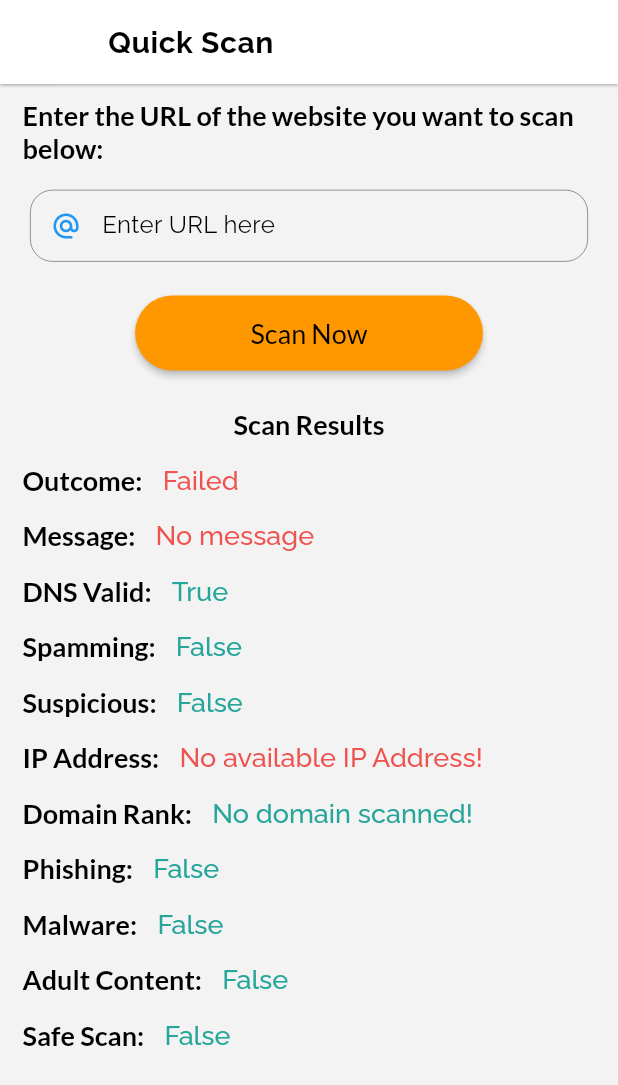
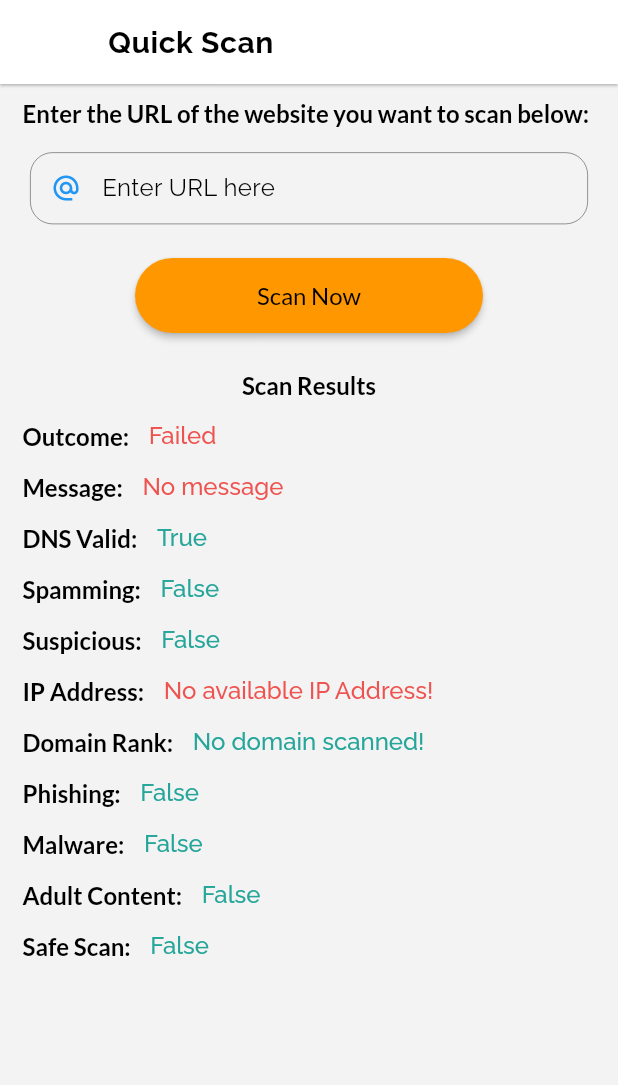
Before and after one commit to georonathan47/URL, a Flutter app: the QuickScan screen opened directly, on a phone screen of 412 x 824 dp. Shown: the top 1085 px of the screen. Run offline on Flutter 3.47's test engine with Material 2 defaults, Android fonts, the phone set to English and light mode, and no system bars; our stand-ins replace bloc, equatable, google_fonts, lottie, salomon_bottom_bar; missing offline and left inert: auth0_flutter.

```diff
--- a/lib/features/Index/presentation/pages/QuickScan.dart
+++ b/lib/features/Index/presentation/pages/QuickScan.dart
@@ -41,7 +41,7 @@ class _QuickScanState extends State<QuickScan> {
           emphasisText(
             'Enter the URL of the website you want to scan below:',
             fontWeight: FontWeight.w600,
-            size: 18,
+            size: 16,
           ),
           addVertical(15),
           buildTextField(
@@ -63,7 +63,9 @@ class _QuickScanState extends State<QuickScan> {
                   shape: const StadiumBorder(),
                 ),
                 onPressed: () async {
+
                   dynamic result = await Api().scan(addressController.text);
+
                   print(result);
 
                   setState(() {
@@ -99,21 +101,21 @@ class _QuickScanState extends State<QuickScan> {
                   }
                   loading = false;
                 },
-                child: subText('Scan Now', size: 18),
+                child: subText('Scan Now', size: 16),
               ),
             ),
           ),
           addVertical(25),
-          Center(child: emphasisText('Scan Results', fontWeight: FontWeight.w600, size: 18)),
+          Center(child: emphasisText('Scan Results', fontWeight: FontWeight.w600, size: 16)),
           addVertical(15),
           Row(
             children: [
-              emphasisText('Outcome: ', fontWeight: FontWeight.w600, size: 18),
+              emphasisText('Outcome: ', fontWeight: FontWeight.w600, size: 16),
               addHorizontal(10),
               subTextRaleway(
                 success == false ? "Failed" : "Successful",
                 color: success == true ? successful[400] : error[400],
-                size: 18,
+                size: 16,
               ),
             ],
           ),
@@ -121,14 +123,14 @@ class _QuickScanState extends State<QuickScan> {
           Row(
             mainAxisAlignment: MainAxisAlignment.start,
             children: [
-              emphasisText('Message: ', fontWeight: FontWeight.w600, size: 18),
+              emphasisText('Message: ', fontWeight: FontWeight.w600, size: 16),
               addHorizontal(10),
               Expanded(
                 child: subTextRaleway(
                   // message,
                   message ?? "No message",
                   color: message != null ? successful[400] : error[400],
-                  size: 18,
+                  size: 16,
                 ),
               ),
             ],
@@ -136,108 +138,108 @@ class _QuickScanState extends State<QuickScan> {
           addVertical(15),
           Row(
             children: [
-              emphasisText('DNS Valid: ', fontWeight: FontWeight.w600, size: 18),
+              emphasisText('DNS Valid: ', fontWeight: FontWeight.w600, size: 16),
               addHorizontal(10),
               subTextRaleway(
                 dnsValid == false ? "False" : "True",
                 color: dnsValid == false ? error[400] : successful[400],
-                size: 18,
+                size: 16,
               ),
             ],
           ),
           addVertical(15),
           Row(
             children: [
-              emphasisText('Spamming: ', fontWeight: FontWeight.w600, size: 18),
+              emphasisText('Spamming: ', fontWeight: FontWeight.w600, size: 16),
               addHorizontal(10),
               subTextRaleway(
                 spamming == true ? "True" : "False",
                 color: spamming == true ? error[400] : successful[400],
-                size: 18,
+                size: 16,
               ),
             ],
           ),
           addVertical(15),
           Row(
             children: [
-              emphasisText('Suspicious: ', fontWeight: FontWeight.w600, size: 18),
+              emphasisText('Suspicious: ', fontWeight: FontWeight.w600, size: 16),
               addHorizontal(10),
               subTextRaleway(
                 suspicious == true ? "True" : "False",
                 color: suspicious == true ? error[400] : successful[400],
-                size: 18,
+                size: 16,
               ),
             ],
           ),
           addVertical(15),
           Row(
             children: [
-              emphasisText('IP Address: ', fontWeight: FontWeight.w600, size: 18),
+              emphasisText('IP Address: ', fontWeight: FontWeight.w600, size: 16),
               addHorizontal(10),
               subTextRaleway(
                 ipaddress ?? "No available IP Address!",
                 color: message != null ? successful[400] : error[400],
-                size: 18,
+                size: 16,
               ),
             ],
           ),
           addVertical(15),
           Row(
             children: [
-              emphasisText('Domain Rank: ', fontWeight: FontWeight.w600, size: 18),
+              emphasisText('Domain Rank: ', fontWeight: FontWeight.w600, size: 16),
               addHorizontal(10),
               subTextRaleway(
                 domainRank == null ? "No domain scanned!" : domainRank.toString(),
                 color: successful[400],
-                size: 18,
+                size: 16,
               ),
             ],
           ),
           addVertical(15),
           Row(
             children: [
-              emphasisText('Phishing: ', fontWeight: FontWeight.w600, size: 18),
+              emphasisText('Phishing: ', fontWeight: FontWeight.w600, size: 16),
               addHorizontal(10),
               subTextRaleway(
                 phishing == true ? "True" : "False",
                 color: phishing == true ? error[400] : successful[400],
-                size: 18,
+                size: 16,
               ),
             ],
           ),
           addVertical(15),
           Row(
             children: [
-              emphasisText('Malware: ', fontWeight: FontWeight.w600, size: 18),
+              emphasisText('Malware: ', fontWeight: FontWeight.w600, size: 16),
               addHorizontal(10),
               subTextRaleway(
                 malware == true ? "True" : "False",
                 color: malware == true ? error[400] : successful[400],
-                size: 18,
+                size: 16,
               ),
             ],
           ),
           addVertical(15),
           Row(
             children: [
-              emphasisText('Adult Content: ', fontWeight: FontWeight.w600, size: 18),
+              emphasisText('Adult Content: ', fontWeight: FontWeight.w600, size: 16),
               addHorizontal(10),
               subTextRaleway(
                 adult == true ? "True" : "False",
                 color: adult == true ? error[400] : successful[400],
-                size: 18,
+                size: 16,
               ),
             ],
           ),
           addVertical(15),
           Row(
             children: [
-              emphasisText('Safe Scan: ', fontWeight: FontWeight.w600, size: 18),
+              emphasisText('Safe Scan: ', fontWeight: FontWeight.w600, size: 16),
               addHorizontal(10),
               subTextRaleway(
                 safe == false ? "True" : "False",
                 color: safe == true ? error[400] : successful[400],
-                size: 18,
+                size: 16,
               ),
             ],
           ),
--- a/lib/main.dart
+++ b/lib/main.dart
@@ -14,7 +14,7 @@ class MyApp extends StatelessWidget {
   Widget build(BuildContext context) {
     return MaterialApp(
       themeMode: ThemeMode.light,
-      // debugShowCheckedModeBanner: false,
+      debugShowCheckedModeBanner: false,
       theme: ThemeData(),
       home: const SplashScreen(),
       // home: const Index(),
```
